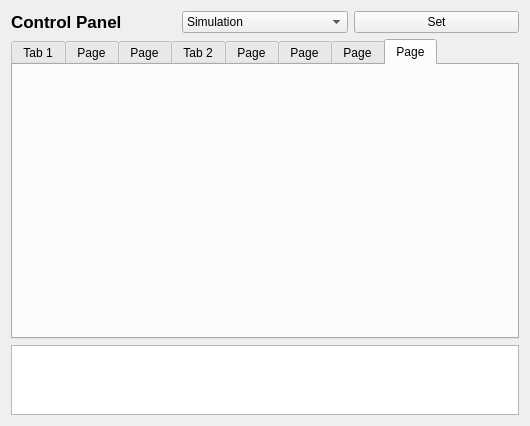
This is control_panel/ui/rqt_control_panel_plugin/rqt_control_panel_plugin_widget.ui in EdisonKun/quadruped_locomotion as Qt 5 draws it before an edit. The edited form follows.
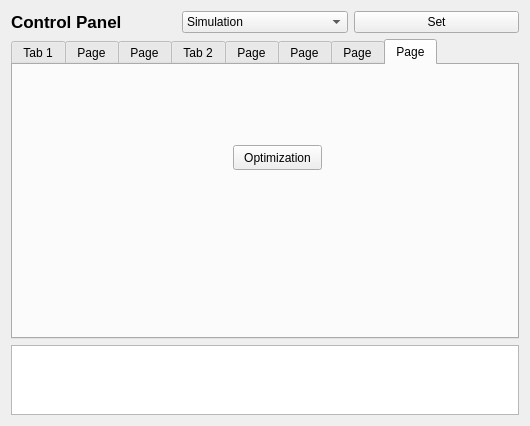
This is the edited form. The open tabs and pages were chosen to show the change.

Diff of the .ui file:
```diff
--- a/control_panel/ui/rqt_control_panel_plugin/rqt_control_panel_plugin_widget.ui
+++ b/control_panel/ui/rqt_control_panel_plugin/rqt_control_panel_plugin_widget.ui
@@ -1120,6 +1120,19 @@
       <attribute name="title">
        <string>Page</string>
       </attribute>
+      <widget class="QPushButton" name="Optimization_service">
+       <property name="geometry">
+        <rect>
+         <x>220</x>
+         <y>80</y>
+         <width>89</width>
+         <height>25</height>
+        </rect>
+       </property>
+       <property name="text">
+        <string>Optimization</string>
+       </property>
+      </widget>
      </widget>
     </widget>
    </item>
```
